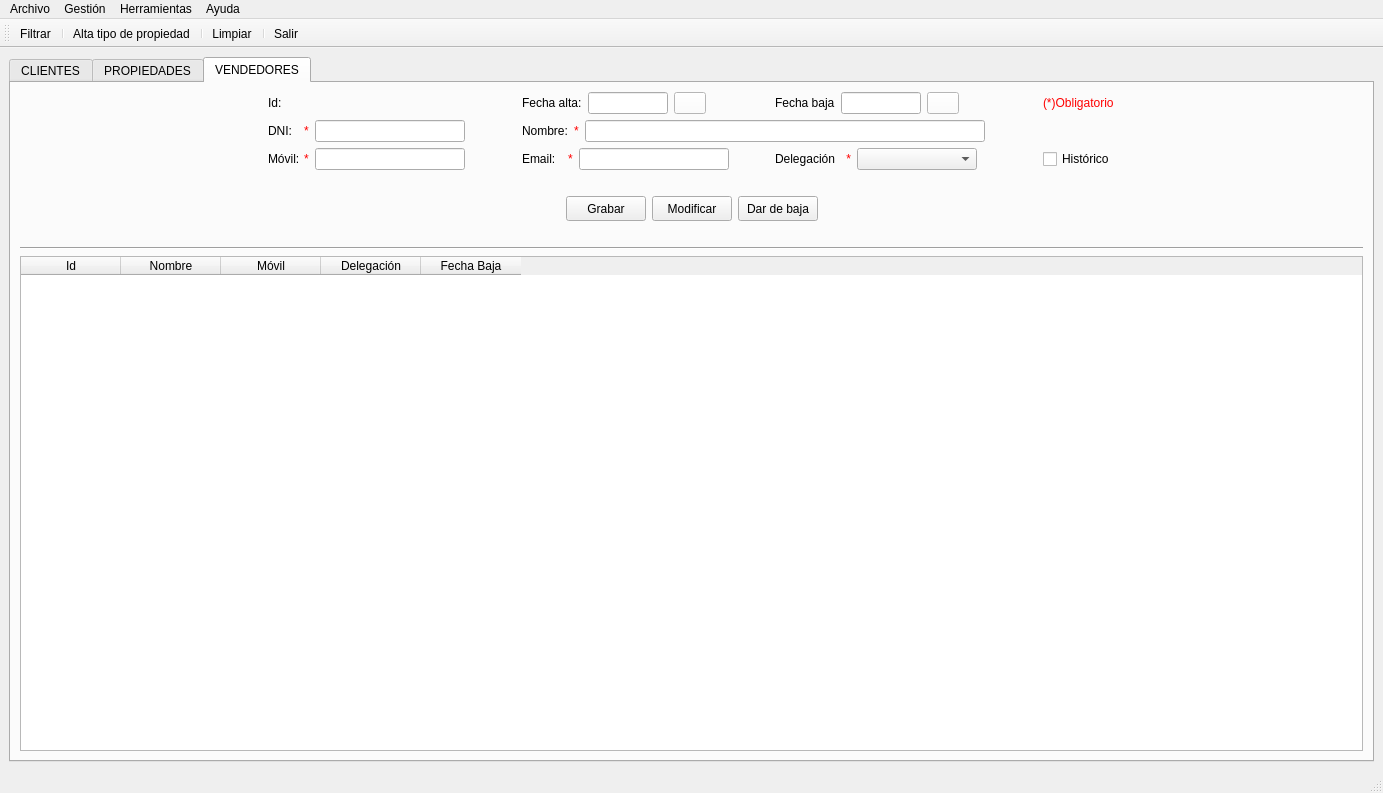
yelkov/ProyectoDI, file templates/venPrincipal.ui: the form before one commit.
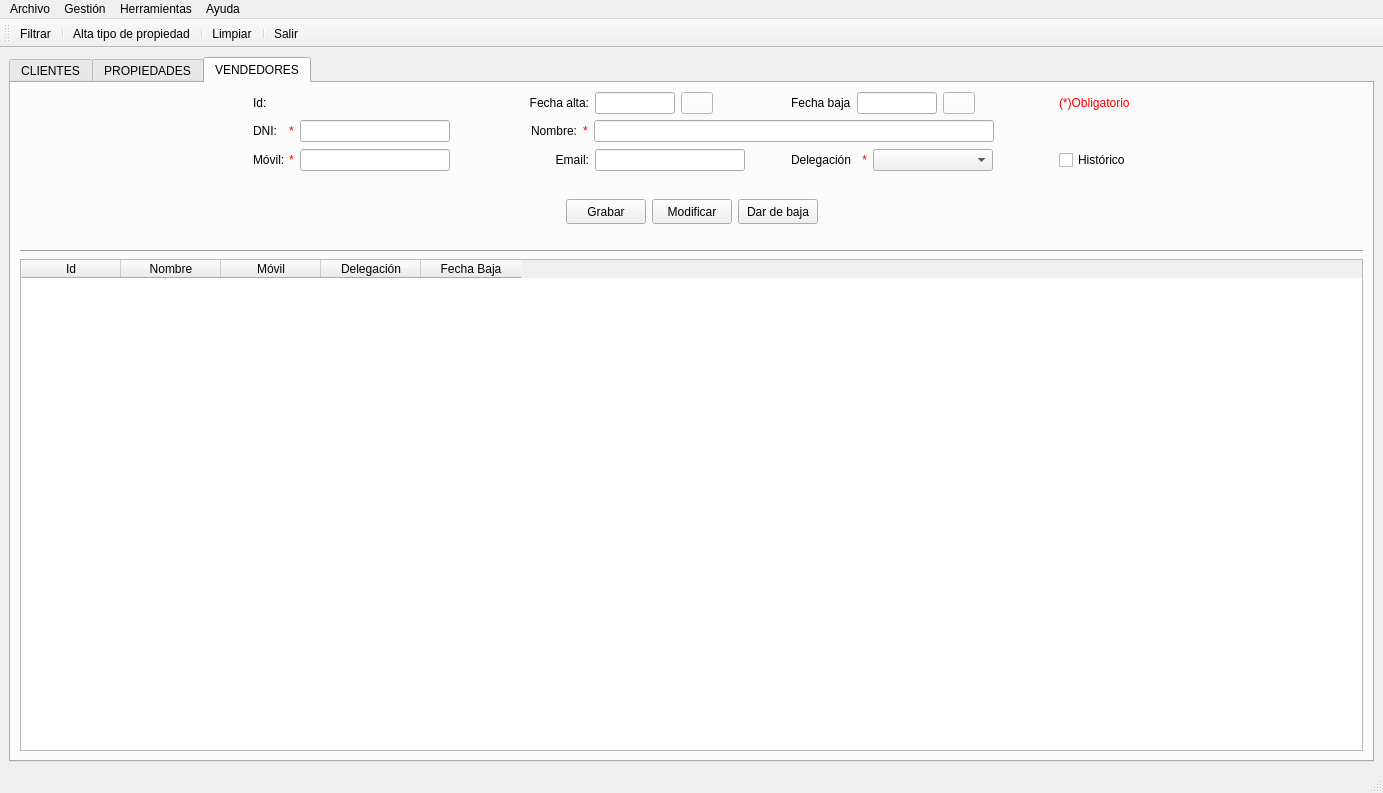
The form after the commit. Icons and pictures are not drawn.

Commit message: refactorizar examen + limpiar panel

What changed in the file:
```diff
--- a/templates/venPrincipal.ui
+++ b/templates/venPrincipal.ui
@@ -4041,19 +4041,22 @@
                 </property>
                 <property name="minimumSize">
                  <size>
-                  <width>60</width>
+                  <width>62</width>
                   <height>0</height>
                  </size>
                 </property>
                 <property name="maximumSize">
                  <size>
-                  <width>60</width>
+                  <width>62</width>
                   <height>16777215</height>
                  </size>
                 </property>
                 <property name="text">
                  <string>Fecha alta:</string>
                 </property>
+                <property name="alignment">
+                 <set>Qt::AlignRight|Qt::AlignTrailing|Qt::AlignVCenter</set>
+                </property>
                </widget>
               </item>
               <item>
@@ -4422,7 +4425,7 @@
                <widget class="QLabel" name="lblId_3">
                 <property name="minimumSize">
                  <size>
-                  <width>40</width>
+                  <width>50</width>
                   <height>0</height>
                  </size>
                 </property>
@@ -4435,6 +4438,9 @@
                 <property name="text">
                  <string>Nombre:</string>
                 </property>
+                <property name="alignment">
+                 <set>Qt::AlignRight|Qt::AlignTrailing|Qt::AlignVCenter</set>
+                </property>
                </widget>
               </item>
               <item>
@@ -4628,6 +4634,38 @@
                 </property>
                </widget>
               </item>
+              <item>
+               <widget class="QPushButton" name="btnBuscaMovil">
+                <property name="minimumSize">
+                 <size>
+                  <width>25</width>
+                  <height>25</height>
+                 </size>
+                </property>
+                <property name="maximumSize">
+                 <size>
+                  <width>25</width>
+                  <height>25</height>
+                 </size>
+                </property>
+                <property name="text">
+                 <string/>
+                </property>
+                <property name="icon">
+                 <iconset>
+                  <normaloff>../img/lupa.ico</normaloff>../img/lupa.ico</iconset>
+                </property>
+                <property name="iconSize">
+                 <size>
+                  <width>25</width>
+                  <height>25</height>
+                 </size>
+                </property>
+                <property name="flat">
+                 <bool>true</bool>
+                </property>
+               </widget>
+              </item>
               <item>
                <spacer name="horizontalSpacer_46">
                 <property name="orientation">
@@ -4649,73 +4687,21 @@
                <widget class="QLabel" name="lblMovilVen_2">
                 <property name="minimumSize">
                  <size>
-                  <width>40</width>
+                  <width>62</width>
                   <height>0</height>
                  </size>
                 </property>
                 <property name="maximumSize">
                  <size>
-                  <width>40</width>
+                  <width>62</width>
                   <height>20</height>
                  </size>
                 </property>
                 <property name="text">
                  <string>Email:</string>
                 </property>
-               </widget>
-              </item>
-              <item>
-               <widget class="QLabel" name="lblDnicli_26">
-                <property name="sizePolicy">
-                 <sizepolicy hsizetype="Fixed" vsizetype="Fixed">
-                  <horstretch>0</horstretch>
-                  <verstretch>0</verstretch>
-                 </sizepolicy>
-                </property>
-                <property name="palette">
-                 <palette>
-                  <active>
-                   <colorrole role="WindowText">
-                    <brush brushstyle="SolidPattern">
-                     <color alpha="255">
-                      <red>255</red>
-                      <green>0</green>
-                      <blue>0</blue>
-                     </color>
-                    </brush>
-                   </colorrole>
-                  </active>
-                  <inactive>
-                   <colorrole role="WindowText">
-                    <brush brushstyle="SolidPattern">
-                     <color alpha="255">
-                      <red>255</red>
-                      <green>0</green>
-                      <blue>0</blue>
-                     </color>
-                    </brush>
-                   </colorrole>
-                  </inactive>
-                  <disabled>
-                   <colorrole role="WindowText">
-                    <brush brushstyle="SolidPattern">
-                     <color alpha="255">
-                      <red>120</red>
-                      <green>120</green>
-                      <blue>120</blue>
-                     </color>
-                    </brush>
-                   </colorrole>
-                  </disabled>
-                 </palette>
-                </property>
-                <property name="font">
-                 <font>
-                  <family>MS Shell Dlg 2</family>
-                 </font>
-                </property>
-                <property name="text">
-                 <string>*</string>
+                <property name="alignment">
+                 <set>Qt::AlignRight|Qt::AlignTrailing|Qt::AlignVCenter</set>
                 </property>
                </widget>
               </item>
```
Left out of the diff: 8 changed lines with no effect on the pictures. The commit also changes 7 other files.
